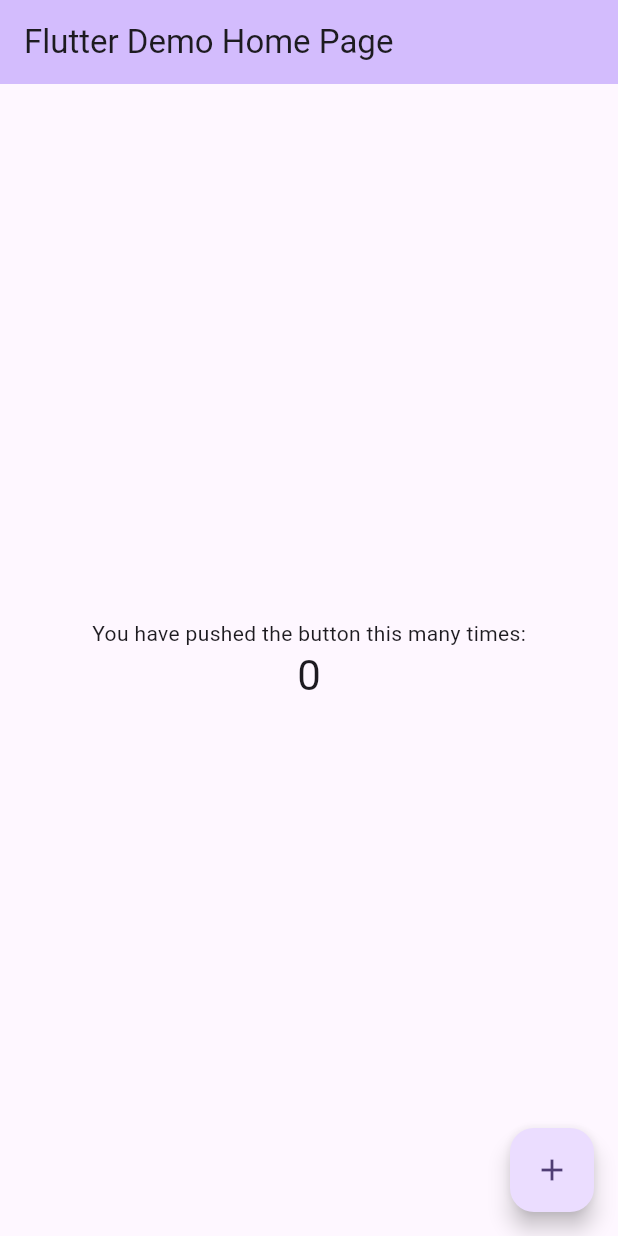
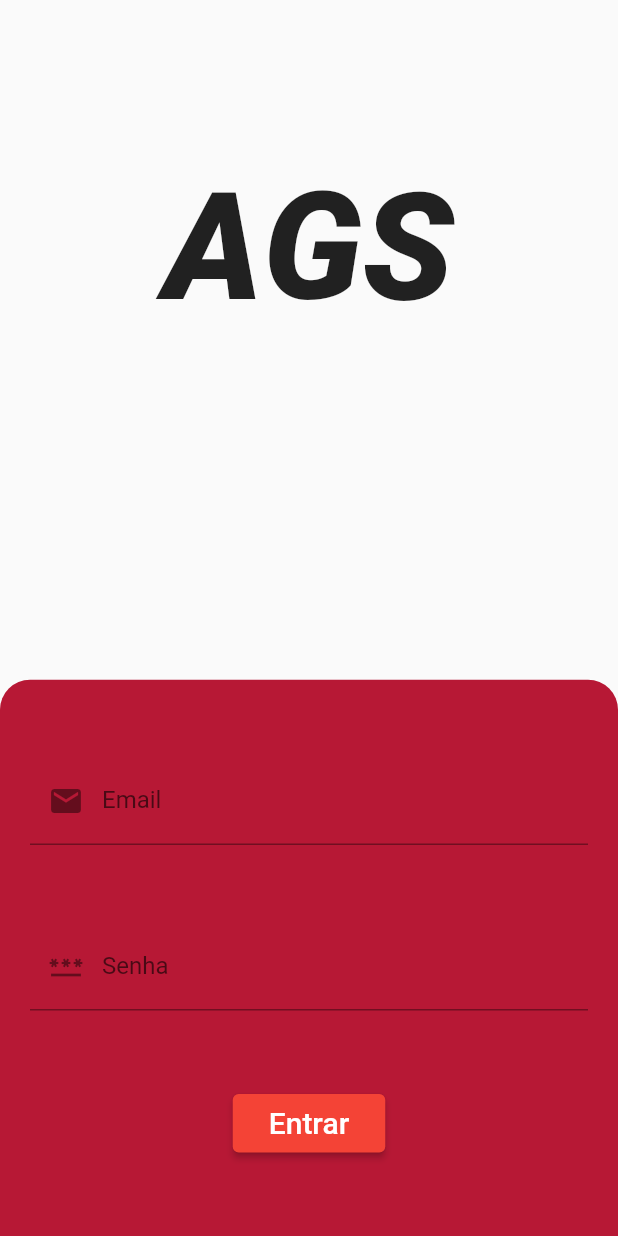
Before and after one commit to kauamoreno/agendamentos, a Flutter app: the screen it shows after launch, on a phone screen of 412 x 824 dp. Run offline on Flutter 3.47's test engine with Material 2 defaults, Android fonts, the phone set to English and light mode, and no system bars.

Commit message:
:sparkles: feat: Criando página de login

```diff
--- a/lib/main.dart
+++ b/lib/main.dart
@@ -1,125 +1,10 @@
 import 'package:flutter/material.dart';
+import 'package:agendamentos/views/TelaLogin.dart';
 
 void main() {
-  runApp(const MyApp());
+  runApp(MaterialApp(
+    theme: ThemeData(primarySwatch: Colors.red),
+    home: TelaLogin(),
+    debugShowCheckedModeBanner: false,
+  ));
 }
-
-class MyApp extends StatelessWidget {
-  const MyApp({super.key});
-
-  // This widget is the root of your application.
-  @override
-  Widget build(BuildContext context) {
-    return MaterialApp(
-      title: 'Flutter Demo',
-      theme: ThemeData(
-        // This is the theme of your application.
-        //
-        // TRY THIS: Try running your application with "flutter run". You'll see
-        // the application has a blue toolbar. Then, without quitting the app,
-        // try changing the seedColor in the colorScheme below to Colors.green
-        // and then invoke "hot reload" (save your changes or press the "hot
-        // reload" button in a Flutter-supported IDE, or press "r" if you used
-        // the command line to start the app).
-        //
-        // Notice that the counter didn't reset back to zero; the application
-        // state is not lost during the reload. To reset the state, use hot
-        // restart instead.
-        //
-        // This works for code too, not just values: Most code changes can be
-        // tested with just a hot reload.
-        colorScheme: ColorScheme.fromSeed(seedColor: Colors.deepPurple),
-        useMaterial3: true,
-      ),
-      home: const MyHomePage(title: 'Flutter Demo Home Page'),
-    );
-  }
-}
-
-class MyHomePage extends StatefulWidget {
-  const MyHomePage({super.key, required this.title});
-
-  // This widget is the home page of your application. It is stateful, meaning
-  // that it has a State object (defined below) that contains fields that affect
-  // how it looks.
-
-  // This class is the configuration for the state. It holds the values (in this
-  // case the title) provided by the parent (in this case the App widget) and
-  // used by the build method of the State. Fields in a Widget subclass are
-  // always marked "final".
-
-  final String title;
-
-  @override
-  State<MyHomePage> createState() => _MyHomePageState();
-}
-
-class _MyHomePageState extends State<MyHomePage> {
-  int _counter = 0;
-
-  void _incrementCounter() {
-    setState(() {
-      // This call to setState tells the Flutter framework that something has
-      // changed in this State, which causes it to rerun the build method below
-      // so that the display can reflect the updated values. If we changed
-      // _counter without calling setState(), then the build method would not be
-      // called again, and so nothing would appear to happen.
-      _counter++;
-    });
-  }
-
-  @override
-  Widget build(BuildContext context) {
-    // This method is rerun every time setState is called, for instance as done
-    // by the _incrementCounter method above.
-    //
-    // The Flutter framework has been optimized to make rerunning build methods
-    // fast, so that you can just rebuild anything that needs updating rather
-    // than having to individually change instances of widgets.
-    return Scaffold(
-      appBar: AppBar(
-        // TRY THIS: Try changing the color here to a specific color (to
-        // Colors.amber, perhaps?) and trigger a hot reload to see the AppBar
-        // change color while the other colors stay the same.
-        backgroundColor: Theme.of(context).colorScheme.inversePrimary,
-        // Here we take the value from the MyHomePage object that was created by
-        // the App.build method, and use it to set our appbar title.
-        title: Text(widget.title),
-      ),
-      body: Center(
-        // Center is a layout widget. It takes a single child and positions it
-        // in the middle of the parent.
-        child: Column(
-          // Column is also a layout widget. It takes a list of children and
-          // arranges them vertically. By default, it sizes itself to fit its
-          // children horizontally, and tries to be as tall as its parent.
-          //
-          // Column has various properties to control how it sizes itself and
-          // how it positions its children. Here we use mainAxisAlignment to
-          // center the children vertically; the main axis here is the vertical
-          // axis because Columns are vertical (the cross axis would be
-          // horizontal).
-          //
-          // TRY THIS: Invoke "debug painting" (choose the "Toggle Debug Paint"
-          // action in the IDE, or press "p" in the console), to see the
-          // wireframe for each widget.
-          mainAxisAlignment: MainAxisAlignment.center,
-          children: <Widget>[
-            const Text(
-              'You have pushed the button this many times:',
-            ),
-            Text(
-              '$_counter',
-              style: Theme.of(context).textTheme.headlineMedium,
-            ),
-          ],
-        ),
-      ),
-      floatingActionButton: FloatingActionButton(
-        onPressed: _incrementCounter,
-        tooltip: 'Increment',
-        child: const Icon(Icons.add),
-      ), // This trailing comma makes auto-formatting nicer for build methods.
-    );
-  }
-}
--- /dev/null
+++ b/lib/views/TelaLogin.dart
@@ -0,0 +1,105 @@
+import 'package:flutter/material.dart';
+import 'package:agendamentos/constants/Cores.dart';
+
+class TelaLogin extends StatefulWidget {
+  @override
+  _TelaLoginState createState() => _TelaLoginState();
+}
+
+class _TelaLoginState extends State<TelaLogin> {
+  @override
+  void initState() {
+    // TODO: implement initState
+    super.initState();
+  }
+
+  @override
+  Widget build(BuildContext context) {
+    return Scaffold(
+        body: SingleChildScrollView(
+      child: Container(
+        width: MediaQuery.sizeOf(context).width,
+        height: MediaQuery.sizeOf(context).height,
+        child: Column(
+          mainAxisSize: MainAxisSize.max,
+          mainAxisAlignment: MainAxisAlignment.spaceBetween,
+          children: [
+            Container(
+              width: MediaQuery.sizeOf(context).width,
+              height: MediaQuery.sizeOf(context).height * 0.4,
+              alignment: AlignmentDirectional(0, 0),
+              child: Column(
+                  mainAxisSize: MainAxisSize.max,
+                  mainAxisAlignment: MainAxisAlignment.center,
+                  children: [
+                    Text(
+                      'AGS',
+                      textAlign: TextAlign.center,
+                      style: TextStyle(
+                          fontSize: 100,
+                          fontWeight: FontWeight.w900,
+                          fontStyle: FontStyle.italic),
+                    ),
+                  ]),
+            ),
+            Container(
+              width: MediaQuery.sizeOf(context).width,
+              height: MediaQuery.sizeOf(context).height * 0.45,
+              decoration: BoxDecoration(
+                color: Color(0xFFB71835),
+                borderRadius: BorderRadius.only(
+                  bottomLeft: Radius.circular(0),
+                  bottomRight: Radius.circular(0),
+                  topLeft: Radius.circular(20),
+                  topRight: Radius.circular(20),
+                ),
+                shape: BoxShape.rectangle,
+              ),
+              child: Padding(
+                  padding: const EdgeInsets.fromLTRB(20, 0, 20, 0),
+                  child: Form(
+                    child: Column(
+                      mainAxisSize: MainAxisSize.min,
+                      mainAxisAlignment: MainAxisAlignment.spaceEvenly,
+                      crossAxisAlignment: CrossAxisAlignment.center,
+                      children: [
+                        TextField(
+                          keyboardType: TextInputType.emailAddress,
+                          decoration: InputDecoration(
+                              labelText: "Email",
+                              hintText: "email@mail.com",
+                              prefixIcon: Padding(
+                                child: Icon(Icons.email),
+                                padding: EdgeInsets.all(5),
+                              )),
+                        ),
+                        TextField(
+                          keyboardType: TextInputType.visiblePassword,
+                          obscureText: true,
+                          decoration: InputDecoration(
+                              labelText: "Senha",
+                              prefixIcon: Padding(
+                                child: Icon(Icons.password),
+                                padding: EdgeInsets.all(5),
+                              )),
+                        ),
+                        ElevatedButton(
+                          onPressed: () {},
+                          child: Padding(
+                            padding: const EdgeInsets.all(8.0),
+                            child: Text(
+                              'Entrar',
+                              style: TextStyle(fontSize: 20),
+                            ),
+                          ),
+                        )
+                      ],
+                    ),
+                  )),
+            )
+          ],
+        ),
+      ),
+    ));
+  }
+}
```
